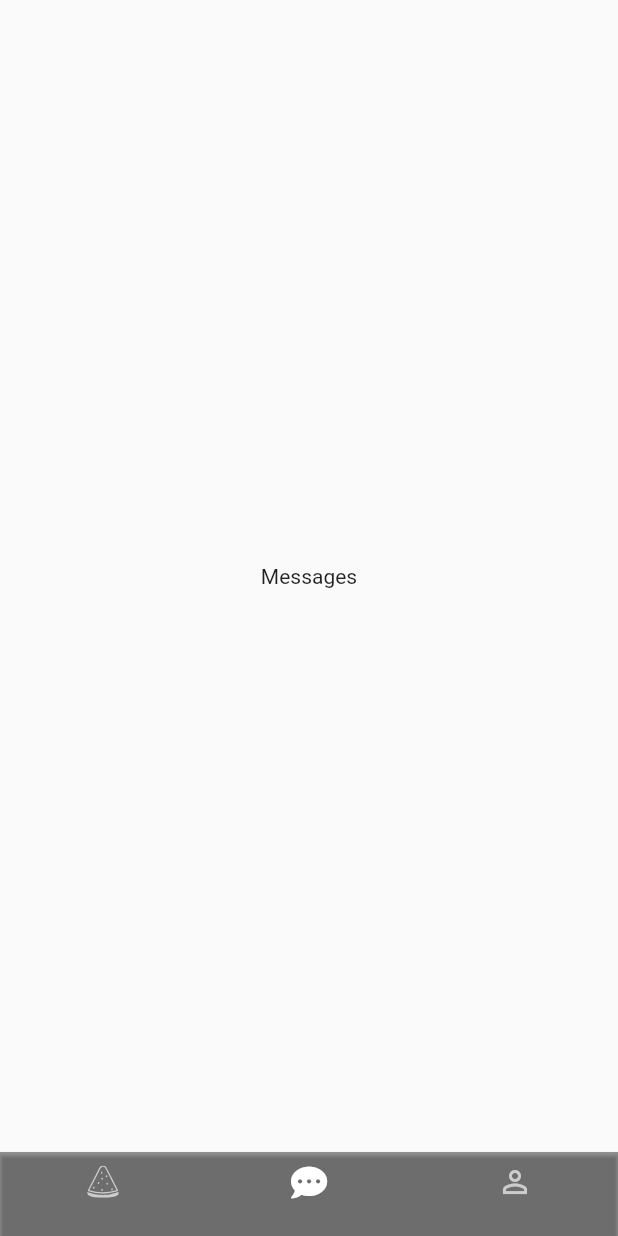
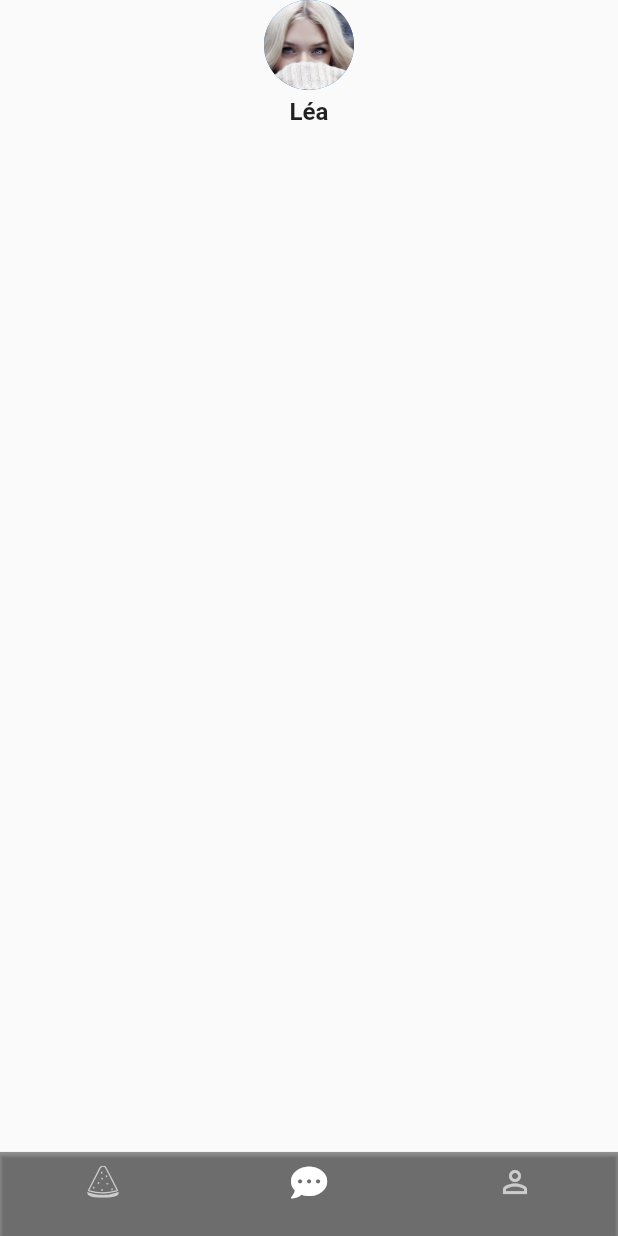
Before and after one commit to anthoninCL/Flutter-I-MyTinder, a Flutter app: the screen it shows after launch, item 2 of the bottom bar chosen, on a phone screen of 412 x 824 dp. Run offline on Flutter 3.47's test engine with Material 2 defaults, Android fonts, the phone set to English and light mode, and no system bars; our stand-ins replace flutter_svg, font_awesome_flutter.

Commit message:
feat: add the circle avatar widget

```diff
--- /dev/null
+++ b/my_tinder/lib/shared/widgets/clickable_avatar.dart
@@ -0,0 +1,46 @@
+import 'package:flutter/cupertino.dart';
+import 'package:flutter/material.dart';
+import 'package:flutter/painting.dart';
+import 'package:my_tinder/themes/app_theme.dart';
+
+class ClickableAvatar extends StatelessWidget {
+  const ClickableAvatar({
+    Key? key,
+    required this.image,
+    required this.radius,
+    this.name,
+    this.onTap
+  }) : super(key: key);
+
+  final String image;
+  final String? name;
+  final double radius;
+  final VoidCallback? onTap;
+
+  @override
+  Widget build(BuildContext context) {
+    return Column(
+      children: [
+        GestureDetector(
+          onTap: () {
+            if (onTap != null) {
+              onTap!();
+            }
+          },
+          child: CircleAvatar(
+            radius: radius,
+            backgroundImage: AssetImage(image),
+          ),
+        ),
+        if (name != null) const SizedBox(height: 5),
+        if (name != null) Text(
+          name!,
+          style: const TextStyle(
+            fontSize: 16.0,
+            fontWeight: FontWeight.bold,
+            fontFamily: 'Roboto')
+          ,)
+      ],
+    );
+  }
+}
--- a/my_tinder/lib/views/messages/messages.dart
+++ b/my_tinder/lib/views/messages/messages.dart
@@ -1,4 +1,5 @@
 import 'package:flutter/material.dart';
+import 'package:my_tinder/shared/widgets/clickable_avatar.dart';
 
 class Messages extends StatefulWidget {
   const Messages({Key? key}) : super(key: key);
@@ -8,10 +9,26 @@ class Messages extends StatefulWidget {
 }
 
 class _MessagesState extends State<Messages> {
+
+  void printHello() {
+    // ignore: avoid_print
+    print("hello");
+  }
+
   @override
   Widget build(BuildContext context) {
+    precacheImage(const AssetImage("assets/images/profile_picture_example.jpeg"), context);
     return Scaffold(
-      body: Center(child: Text("Messages")),
+      body: SafeArea(
+        child: Center(
+            child: ClickableAvatar(
+              image: "assets/images/profile_picture_example.jpeg",
+              radius: 30,
+              name: "Léa",
+              onTap: printHello,
+            )
+        ),
+      ),
     );
   }
 }
--- a/my_tinder/pubspec.yaml
+++ b/my_tinder/pubspec.yaml
@@ -63,6 +63,7 @@ flutter:
   assets:
     - assets/icons/main-icon.svg
     - assets/icons/main-icon-outline.svg
+    - assets/images/
 
   # An image asset can refer to one or more resolution-specific "variants", see
   # https://flutter.dev/assets-and-images/#resolution-aware.
```
Also changed, not shown: my_tinder/assets/images/profile_picture_example.jpeg (added).
